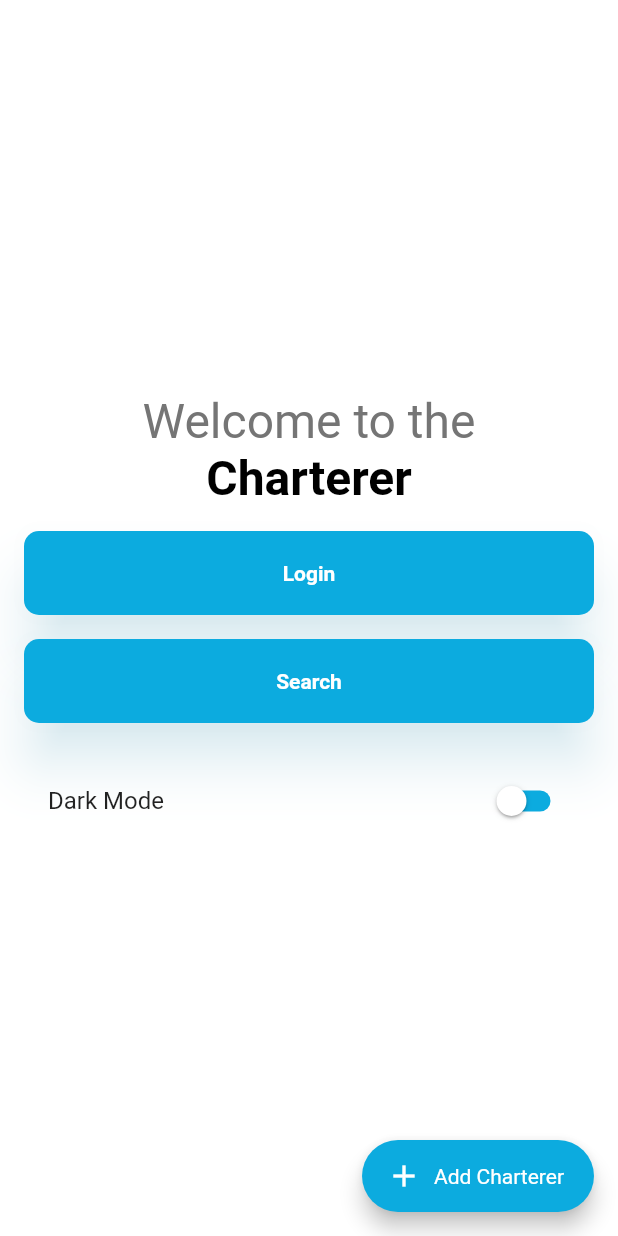
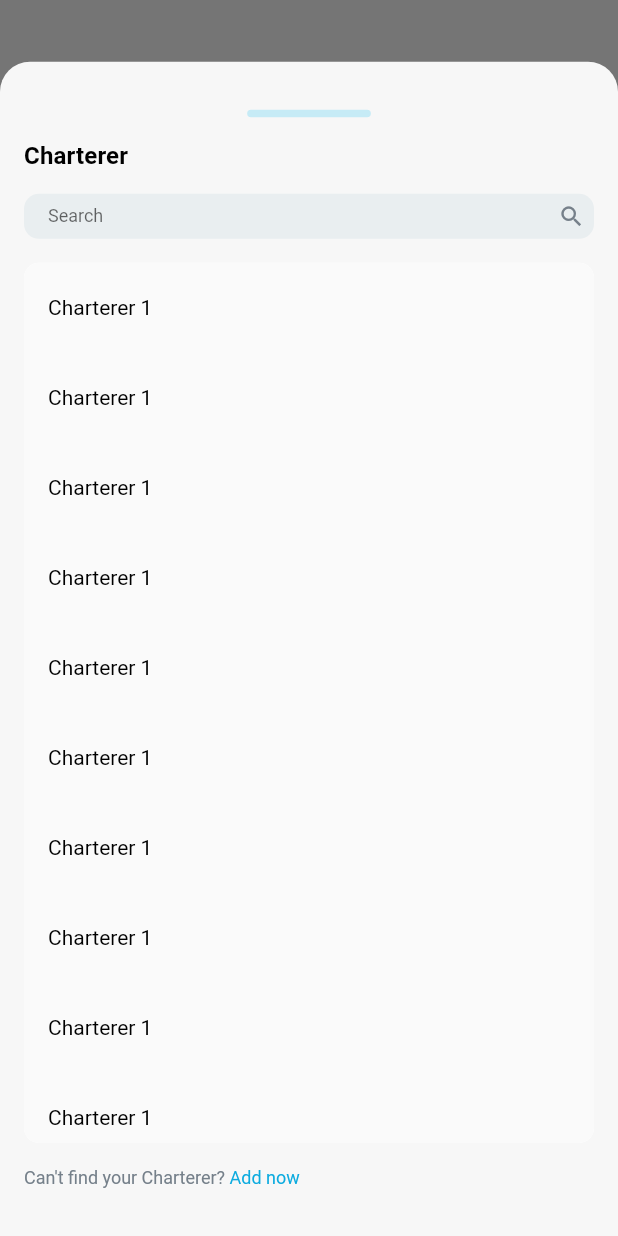
Before and after one commit to iamsahilsonawane/charterer_test_demo, a Flutter app: the screen it shows after launch, after a tap on "Search", on a phone screen of 412 x 824 dp. Run offline on Flutter 3.47's test engine with Material 2 defaults, Android fonts, the light colour scheme and no system bars; our stand-ins replace flutter_bloc, get_it.

Commit message:
feat: charterer search design

```diff
--- a/lib/presentation/core/colors.dart
+++ b/lib/presentation/core/colors.dart
@@ -2,4 +2,6 @@ import 'package:flutter/material.dart';
 
 class AppColors {
   static const Color primaryColor = Color(0xFF0CABDF);
+  static const Color greyIconColor = Color(0xFF76808A);
+  static const Color greyTextColor = Color(0xFF75808A);
 }
--- a/lib/presentation/core/themes.dart
+++ b/lib/presentation/core/themes.dart
@@ -40,6 +40,9 @@ class AppThemes {
       ),
       textTheme: TextTheme(
         headlineMedium: textTheme.headlineMedium!.copyWith(color: Colors.black),
+        titleSmall: textTheme.titleSmall!.copyWith(color: Colors.black),
+        bodyMedium: textTheme.bodyMedium!.copyWith(color: Colors.black),
+        bodySmall: textTheme.bodySmall!.copyWith(color: Colors.black),
       ),
     ),
     AppTheme.darkTheme: ThemeData(
@@ -73,6 +76,9 @@ class AppThemes {
       ),
       textTheme: TextTheme(
         headlineMedium: textTheme.headlineMedium!.copyWith(color: Colors.white),
+        titleSmall: textTheme.titleSmall!.copyWith(color: Colors.white),
+        bodyMedium: textTheme.bodyMedium!.copyWith(color: Colors.white),
+        bodySmall: textTheme.bodySmall!.copyWith(color: Colors.white),
       ),
     )
   };
@@ -82,5 +88,17 @@ class AppThemes {
       fontSize: 32,
       fontWeight: FontWeight.w700,
     ),
+    titleSmall: TextStyle(
+      fontSize: 16,
+      fontWeight: FontWeight.w600,
+    ),
+    bodyMedium: TextStyle(
+      fontSize: 14,
+      fontWeight: FontWeight.w400,
+    ),
+    bodySmall: TextStyle(
+      fontSize: 12,
+      fontWeight: FontWeight.w400,
+    ),
   );
 }
--- /dev/null
+++ b/lib/presentation/core/widgets/app_text_field.dart
@@ -0,0 +1,49 @@
+import 'package:flutter/material.dart';
+
+class AppTextField extends StatelessWidget {
+  const AppTextField({
+    Key? key,
+    this.suffixIcon,
+    this.hintText,
+    this.onChanged,
+    this.onSubmitted,
+  }) : super(key: key);
+
+  final Widget? suffixIcon;
+  final String? hintText;
+  final void Function(String)? onChanged;
+  final void Function(String)? onSubmitted;
+
+  @override
+  Widget build(BuildContext context) {
+    return TextField(
+      style: const TextStyle(fontSize: 12, fontWeight: FontWeight.w400),
+      onChanged: onChanged,
+      onSubmitted: onSubmitted,
+      decoration: InputDecoration(
+        hintStyle: const TextStyle(fontSize: 12, fontWeight: FontWeight.w400),
+        hintText: hintText,
+        suffixIcon: suffixIcon,
+        suffixIconConstraints:
+            const BoxConstraints(minHeight: 30, minWidth: 30),
+        filled: true,
+        fillColor: const Color(0xFFE9EEF0),
+        isDense: true,
+        contentPadding:
+            const EdgeInsets.symmetric(horizontal: 16.0, vertical: 8.0),
+        border: OutlineInputBorder(
+          borderRadius: BorderRadius.circular(10.0),
+          borderSide: BorderSide.none,
+        ),
+        enabledBorder: OutlineInputBorder(
+          borderRadius: BorderRadius.circular(10.0),
+          borderSide: BorderSide.none,
+        ),
+        focusedBorder: OutlineInputBorder(
+          borderRadius: BorderRadius.circular(10.0),
+          borderSide: BorderSide.none,
+        ),
+      ),
+    );
+  }
+}
--- a/lib/presentation/pages/home_page/home_page.dart
+++ b/lib/presentation/pages/home_page/home_page.dart
@@ -7,6 +7,7 @@ import 'package:flutter_bloc/flutter_bloc.dart';
 
 import '../../bloc/core/theme_event.dart';
 import '../../core/colors.dart';
+import '../../core/widgets/app_text_field.dart';
 
 class HomePage extends StatelessWidget {
   const HomePage({super.key});
@@ -44,7 +45,26 @@ class HomePage extends StatelessWidget {
             ),
             verticalSpaceRegular,
             ElevatedButton(
-              onPressed: () {},
+              onPressed: () {
+                showModalBottomSheet<void>(
+                  context: context,
+                  isScrollControlled: true,
+                  shape: const RoundedRectangleBorder(
+                    borderRadius: BorderRadius.vertical(
+                      top: Radius.circular(20),
+                    ),
+                  ),
+                  backgroundColor: const Color(0xFFF7F7F7),
+                  builder: (BuildContext context) {
+                    return StatefulBuilder(builder: (context, stful) {
+                      return SizedBox(
+                        height: MediaQuery.of(context).size.height * .95,
+                        child: const ChartererListing(),
+                      );
+                    });
+                  },
+                );
+              },
               child: const Text("Search"),
             ),
             verticalSpaceMedium,
@@ -67,3 +87,88 @@ class HomePage extends StatelessWidget {
     );
   }
 }
+
+class ChartererListing extends StatelessWidget {
+  const ChartererListing({super.key});
+
+  @override
+  Widget build(BuildContext context) {
+    return DefaultAppPadding(
+      child: Column(
+        mainAxisSize: MainAxisSize.min,
+        crossAxisAlignment: CrossAxisAlignment.stretch,
+        children: <Widget>[
+          Center(
+            child: Container(
+              height: 5,
+              width: MediaQuery.of(context).size.width * .2,
+              decoration: BoxDecoration(
+                borderRadius: BorderRadius.circular(5),
+                color: const Color(0xFFC6EBF6),
+              ),
+            ),
+          ),
+          verticalSpaceRegular,
+          Text(
+            "Charterer",
+            style: textTheme(context).titleSmall,
+          ),
+          verticalSpaceRegular,
+          const AppTextField(
+            hintText: "Search",
+            suffixIcon: Icon(Icons.search, color: AppColors.greyIconColor),
+          ),
+          verticalSpaceRegular,
+          Flexible(
+            child: Container(
+              decoration: BoxDecoration(
+                color: Colors.white,
+                borderRadius: BorderRadius.circular(10.0),
+              ),
+              child: Material(
+                clipBehavior: Clip.antiAlias,
+                shape: RoundedRectangleBorder(
+                  borderRadius: BorderRadius.circular(10.0),
+                ),
+                child: ListView.builder(
+                  itemCount: 10,
+                  itemBuilder: (context, index) {
+                    return ListTile(
+                      onTap: () {},
+                      contentPadding: const EdgeInsets.symmetric(
+                          horizontal: 16, vertical: 2),
+                      title: Text("Charterer 1",
+                          style: textTheme(context).bodyMedium),
+                    );
+                  },
+                ),
+              ),
+            ),
+          ),
+          verticalSpaceRegular,
+          Row(
+            children: [
+              Flexible(
+                child: Text(
+                  "Can't find your Charterer? ",
+                  style: textTheme(context)
+                      .bodySmall!
+                      .copyWith(color: AppColors.greyTextColor),
+                ),
+              ),
+              GestureDetector(
+                onTap: () {},
+                child: Text(
+                  "Add now",
+                  style: textTheme(context)
+                      .bodySmall!
+                      .copyWith(color: AppColors.primaryColor),
+                ),
+              ),
+            ],
+          ),
+        ],
+      ),
+    );
+  }
+}
```
